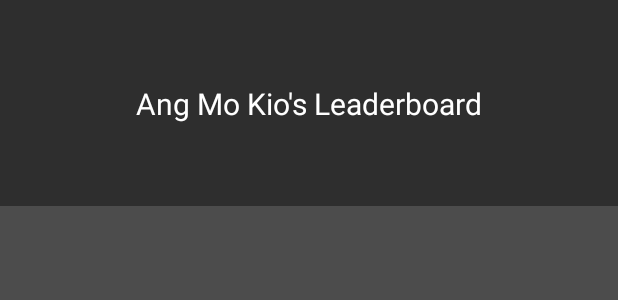
After one commit to BoonJunTan/is3261, an Android app: the layout activity_scoreboard.xml on its own in the app's theme, with its tools: preview values and no code run, on a phone screen of 412 x 824 dp. The commit adds this screen. Shown: the top 300 px of the screen. Run offline under Robolectric (Android 15) with nearby library versions, the phone set to English and light mode, and no system bars.

Commit message:
added scoreboard page

```diff
--- /dev/null
+++ b/app/src/main/res/layout/activity_scoreboard.xml
@@ -0,0 +1,61 @@
+<?xml version="1.0" encoding="utf-8"?>
+<FrameLayout xmlns:app="http://schemas.android.com/apk/res-auto"
+    xmlns:tools="http://schemas.android.com/tools"
+    android:layout_height="match_parent"
+    android:layout_width="match_parent"
+    xmlns:android="http://schemas.android.com/apk/res/android">
+
+    <LinearLayout
+        android:layout_width="match_parent"
+        android:layout_height="match_parent"
+        android:orientation="vertical"
+        tools:context="com.tanboonjun.oneandroid.ScoreboardActivity">
+
+        <android.support.constraint.ConstraintLayout
+            android:layout_width="match_parent"
+            android:layout_height="match_parent"
+            android:layout_weight="5"
+            android:background="@color/darkgray"
+            android:orientation="vertical">
+
+            <TextView
+                android:id="@+id/scoreboardTitleTv"
+                android:layout_width="wrap_content"
+                android:layout_height="wrap_content"
+                android:text="Ang Mo Kio's Leaderboard"
+                android:textSize="20dp"
+                android:textColor="@color/white"
+                android:layout_marginRight="8dp"
+                app:layout_constraintRight_toRightOf="parent"
+                android:layout_marginLeft="8dp"
+                app:layout_constraintLeft_toLeftOf="parent"
+                app:layout_constraintTop_toTopOf="parent"
+                android:layout_marginTop="8dp"
+                app:layout_constraintBottom_toBottomOf="parent"
+                android:layout_marginBottom="8dp" />
+        </android.support.constraint.ConstraintLayout>
+
+        <LinearLayout
+            android:layout_width="match_parent"
+            android:layout_height="match_parent"
+            android:layout_weight="1"
+            android:background="@color/mediumgray"
+            android:orientation="horizontal">
+
+            <ScrollView
+                android:layout_width="match_parent"
+                android:layout_height="match_parent">
+
+                <TableLayout
+                    android:id="@+id/userpoint_table"
+                    android:layout_width="match_parent"
+                    android:layout_height="match_parent">
+
+                </TableLayout>
+
+            </ScrollView>
+
+        </LinearLayout>
+
+    </LinearLayout>
+</FrameLayout>
```
Also changed, not shown: app/src/main/AndroidManifest.xml (+18 -11 lines), app/src/main/java/com/tanboonjun/oneandroid/LeaderboardFragment.java (+12 -0 lines), app/src/main/java/com/tanboonjun/oneandroid/ScoreboardActivity.java (added, +125 -0 lines).
